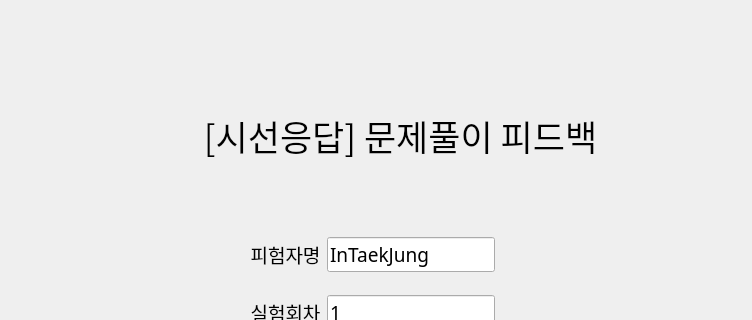
This is ui/feedback_main_page.ui in PsycIT/Edu_Exp_App as Qt 5 draws it before an edit; both pictures show x 0 to 752 and y 0 to 320 of the 752 by 600 pixel window. The edited form follows.
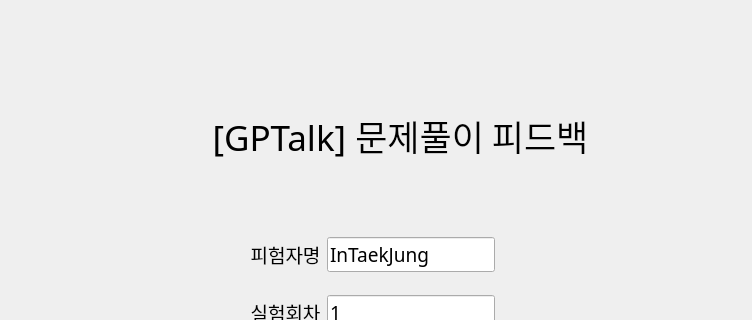
This is the edited form.

Commit message: update title (gaze2GPTalk)

The edit to the form file:
```diff
--- a/ui/feedback_main_page.ui
+++ b/ui/feedback_main_page.ui
@@ -30,7 +30,7 @@
      </font>
     </property>
     <property name="text">
-     <string>[시선응답] 문제풀이 피드백</string>
+     <string>[GPTalk] 문제풀이 피드백</string>
     </property>
     <property name="alignment">
      <set>Qt::AlignCenter</set>
```
The commit also changes 2 other files.
